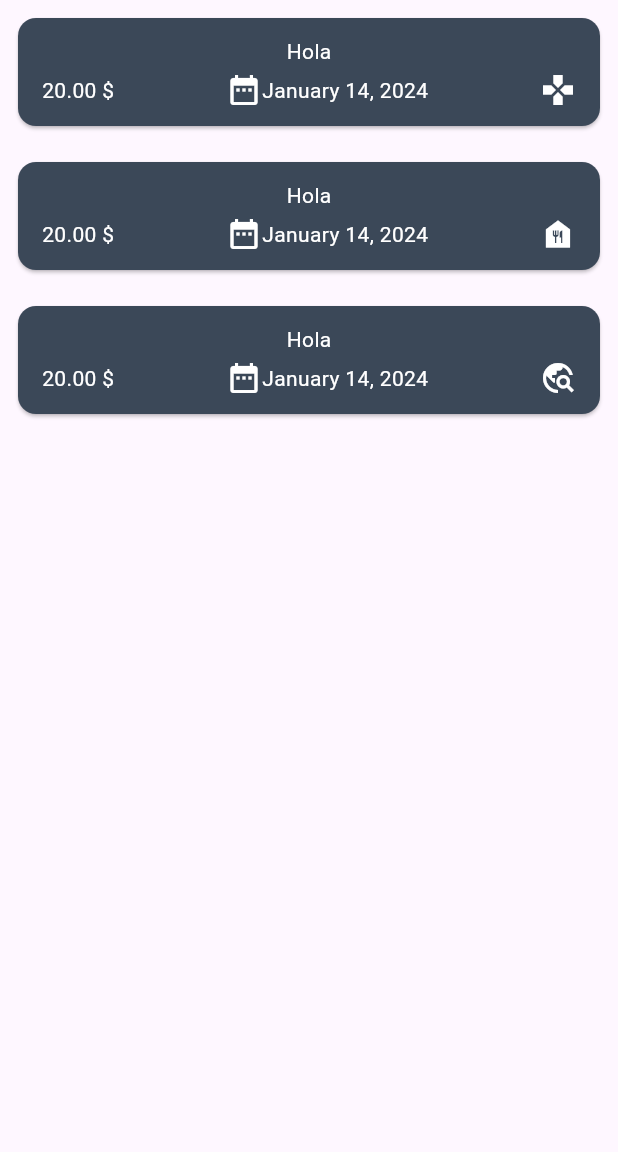
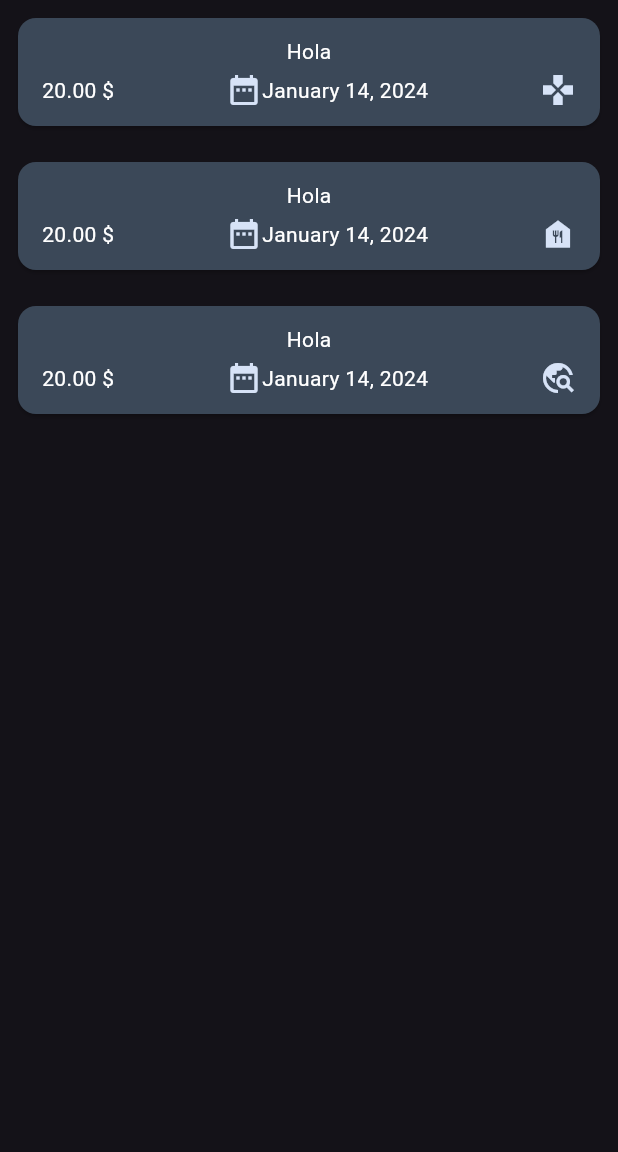
Before and after one commit to riahimedyassin/Expenses-App, a Flutter app: the screen it shows after launch, on a phone screen of 412 x 824 dp, the part 84-1236 px from its top. Run offline on Flutter 3.47's test engine with Material 3 defaults, Android fonts, the phone set to English and light mode, and no system bars.

Commit message:
Dark theme

```diff
--- a/lib/main.dart
+++ b/lib/main.dart
@@ -6,6 +6,7 @@ void main() {
 }
 
 var myColorSchema = ColorScheme.fromSeed(seedColor: Colors.blue);
+var myDarkSchema = ColorScheme.fromSeed(seedColor: Colors.blue);
 
 class MyApp extends StatelessWidget {
   const MyApp({super.key});
@@ -14,6 +15,7 @@ class MyApp extends StatelessWidget {
     return MaterialApp(
       debugShowCheckedModeBanner: false,
       title: 'Flutter Demo',
+      themeMode: ThemeMode.dark,
       theme: ThemeData().copyWith(
         colorScheme: myColorSchema,
         appBarTheme: const AppBarTheme().copyWith(
@@ -44,7 +46,42 @@ class MyApp extends StatelessWidget {
           labelStyle: const TextStyle(color: Colors.black),
           fillColor: Colors.black,
         ),
-
+      ),
+      darkTheme: ThemeData.dark().copyWith(
+        colorScheme: myDarkSchema,
+        bottomSheetTheme: const BottomSheetThemeData()
+            .copyWith(backgroundColor: myDarkSchema.onPrimaryContainer),
+        appBarTheme: const AppBarTheme().copyWith(
+          backgroundColor: myDarkSchema.onPrimaryContainer,
+          foregroundColor: myDarkSchema.primaryContainer,
+        ),
+        cardTheme: const CardTheme().copyWith(
+          color: myDarkSchema.onSecondaryContainer,
+          margin: const EdgeInsets.symmetric(
+            horizontal: 16,
+            vertical: 8,
+          ),
+        ),
+        elevatedButtonTheme: ElevatedButtonThemeData(
+          style: ElevatedButton.styleFrom(
+            backgroundColor: myDarkSchema.primaryContainer,
+          ),
+        ),
+        textTheme: const TextTheme().copyWith(
+          titleLarge: const TextStyle(
+            color: Colors.black,
+          ),
+          bodyMedium: const TextStyle(
+            color: Colors.white,
+          ),
+        ),
+        iconTheme: const IconThemeData().copyWith(
+          color: myDarkSchema.secondaryContainer,
+        ),
+        inputDecorationTheme: const InputDecorationTheme().copyWith(
+          labelStyle: TextStyle(color: myDarkSchema.primaryContainer),
+          fillColor: Colors.black,
+        ),
       ),
       home: const Expenses(),
     );
```
